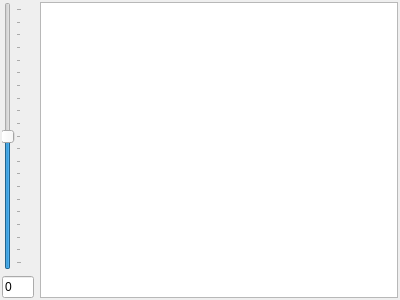
The window that overmapspeciallayout.ui (vache/BuildingEditor) describes before a commit, drawn with Qt 5.
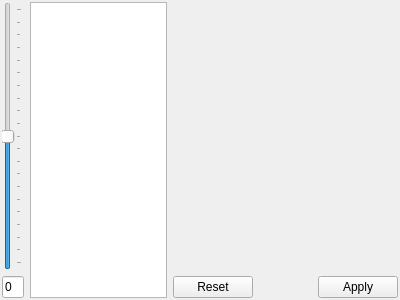
The same window after the commit. Custom widgets are drawn as their Qt base class.

Commit message: special layout wizard work

Patch:
```diff
--- a/overmapspeciallayout.ui
+++ b/overmapspeciallayout.ui
@@ -78,8 +78,67 @@
      </attribute>
     </widget>
    </item>
+   <item>
+    <layout class="QVBoxLayout" name="verticalLayout_2">
+     <item>
+      <widget class="OMTWidget" name="omtWidget" native="true">
+       <property name="minimumSize">
+        <size>
+         <width>225</width>
+         <height>0</height>
+        </size>
+       </property>
+       <property name="maximumSize">
+        <size>
+         <width>225</width>
+         <height>16777215</height>
+        </size>
+       </property>
+      </widget>
+     </item>
+     <item>
+      <layout class="QHBoxLayout" name="horizontalLayout_2">
+       <item>
+        <widget class="QPushButton" name="reset">
+         <property name="text">
+          <string>Reset</string>
+         </property>
+        </widget>
+       </item>
+       <item>
+        <spacer name="horizontalSpacer">
+         <property name="orientation">
+          <enum>Qt::Horizontal</enum>
+         </property>
+         <property name="sizeHint" stdset="0">
+          <size>
+           <width>40</width>
+           <height>20</height>
+          </size>
+         </property>
+        </spacer>
+       </item>
+       <item>
+        <widget class="QPushButton" name="apply">
+         <property name="text">
+          <string>Apply</string>
+         </property>
+        </widget>
+       </item>
+      </layout>
+     </item>
+    </layout>
+   </item>
   </layout>
  </widget>
+ <customwidgets>
+  <customwidget>
+   <class>OMTWidget</class>
+   <extends>QWidget</extends>
+   <header>omtwidget.h</header>
+   <container>1</container>
+  </customwidget>
+ </customwidgets>
  <resources/>
  <connections/>
 </ui>
```
Left out of the diff: 5 changed lines with no effect on the pictures. The commit also changes 10 other files.
